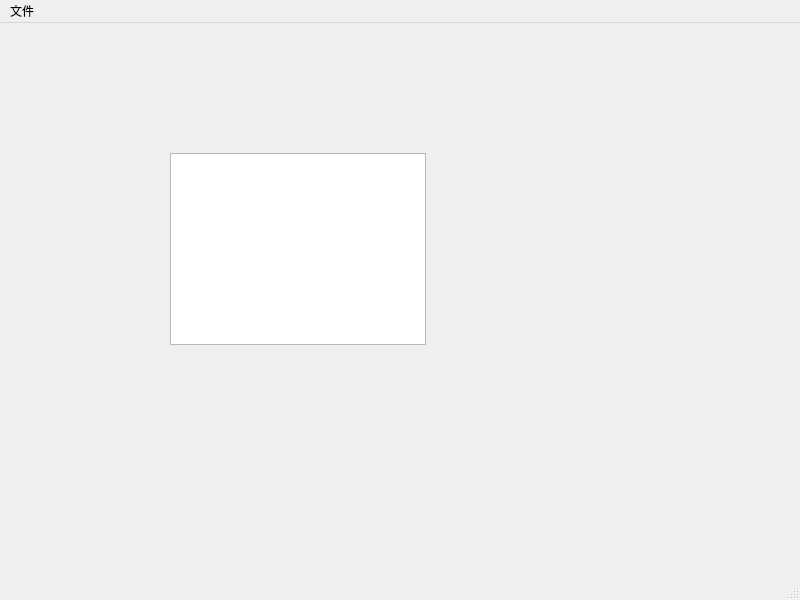
shacoli/desktop-uestc, file gui/WeekTable.ui: the form before one commit.
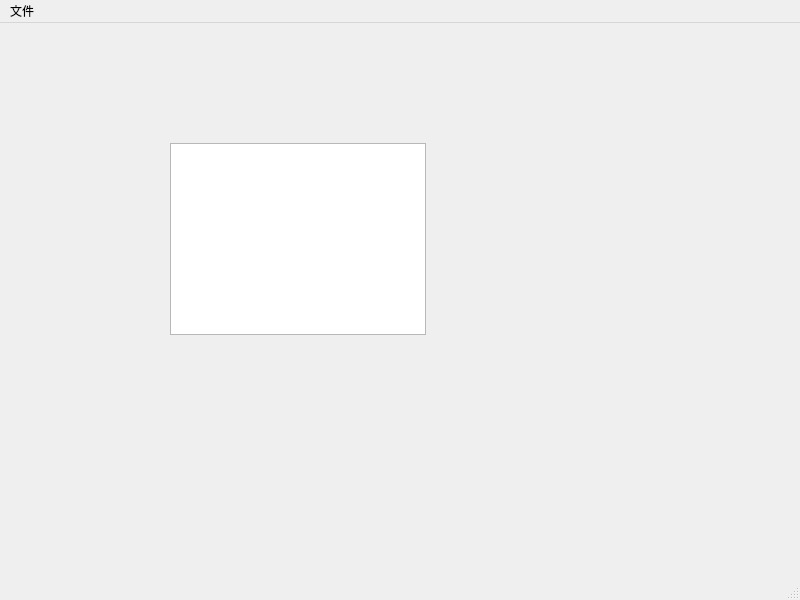
The form after the commit.

Diff of the .ui file:
```diff
--- a/gui/WeekTable.ui
+++ b/gui/WeekTable.ui
@@ -18,11 +18,14 @@
     <property name="geometry">
      <rect>
       <x>170</x>
-      <y>130</y>
+      <y>120</y>
       <width>256</width>
       <height>192</height>
      </rect>
     </property>
+    <property name="sizeAdjustPolicy">
+     <enum>QAbstractScrollArea::AdjustIgnored</enum>
+    </property>
    </widget>
   </widget>
   <widget class="QMenuBar" name="menubar">
```
